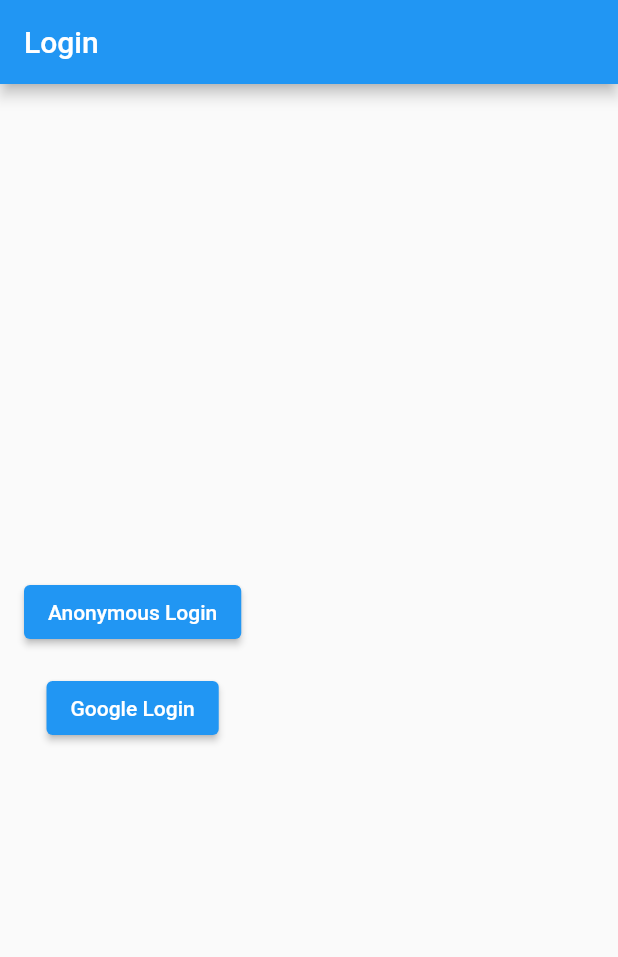
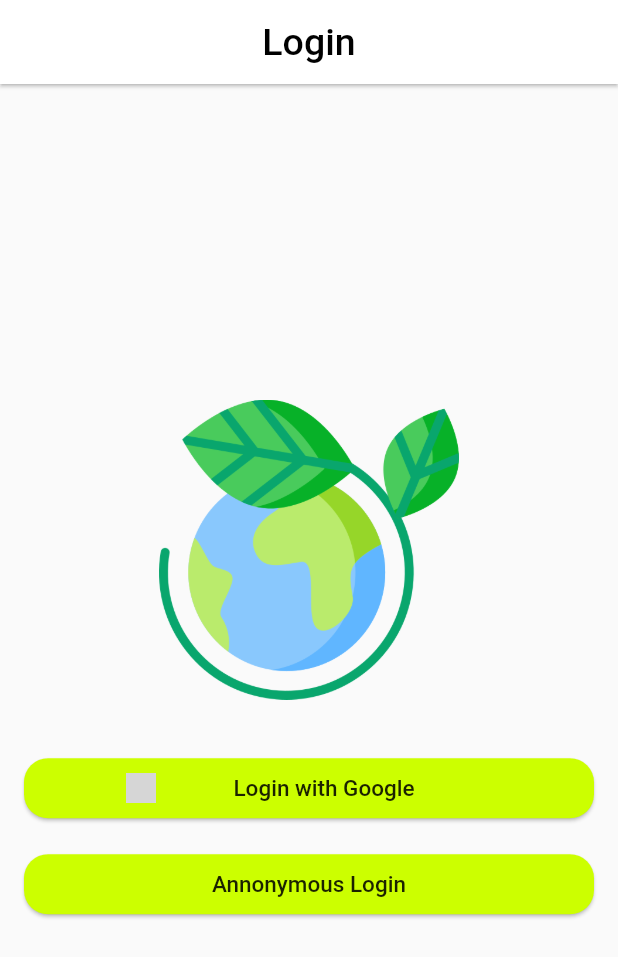
Before and after one commit to jymin99/ecotour, a Flutter app: the LoginPage screen opened directly, on a phone screen of 412 x 824 dp. Shown: the top 957 px of the screen. Run offline on Flutter 3.47's test engine with Material 2 defaults, Android fonts, the light colour scheme and no system bars; our stand-ins replace cloud_firestore, drift, firebase_auth, firebase_core, firebase_storage, geolocator and 6 more; missing offline and left inert: kakao_flutter_sdk_user; accounts and stored records are empty; generated files the repository leaves out were written again; network calls fail; Roboto replaces fonts that are missing (Lotte); grey boxes are pictures that could not be loaded.

Commit message:
오류 수정

```diff
--- a/lib/login.dart
+++ b/lib/login.dart
@@ -4,7 +4,22 @@
 import 'package:google_sign_in/google_sign_in.dart';
 import 'package:get/get.dart';
 import 'package:capstone/mainPage.dart';
+import 'package:capstone/style.dart';
 // import 'path_to_auth_service/auth_service.dart'; // Adjust the path accordingly
+void main() {
+  runApp(MyApp());
+}
+
+class MyApp extends StatelessWidget {
+  final AuthService authController = Get.put(AuthService());
+
+  @override
+  Widget build(BuildContext context) {
+    return GetMaterialApp(
+      home: LoginPage(),
+    );
+  }
+}
 
 
 class AuthService extends GetxController {
@@ -77,28 +92,102 @@
   @override
   Widget build(BuildContext context) {
     return Scaffold(
-      appBar: AppBar(title: Text('Login')),
+      appBar: AppBar(
+          title: const Text(
+          'Login',
+          textAlign: TextAlign.center,
+          style: TextStyle(
+            fontFamily: "Lotte",
+            fontSize: 25,
+            color: Colors.black,
+          ),
+        ),
+        centerTitle: true,
+        elevation: 1,
+        backgroundColor: Colors.white,
+      ),
       body: Padding(
         padding: const EdgeInsets.all(16.0),
         child: Column(
           mainAxisAlignment: MainAxisAlignment.center,
           children: [
+            Center(
+              child :Column(
+                children:[
+                  Image.asset(
+                    'assets/planet_icon.png',
+                    width: 200,
+                    height: 200,
+                  ),
+                  SizedBox(height: 35),
+                  ElevatedButton(
+                    onPressed: () async {
+                      await authController.signInWithGoogle();
+                      // 구글 로그인 성공 후 MainPage로 이동
+                      Get.to(() => MainPage());
+                    },
+                    child: Row(
+                      //spaceEvenly: 요소들을 균등하게 배치하는 속성
+                      mainAxisAlignment: MainAxisAlignment.spaceEvenly,
+                      children: [
+                        Image.asset('assets/google_icon.png', width: 20, height:20),
+                        Text('Login with Google',
+                          style: TextStyle(color: Colors.black87, fontSize: 15.0),
+                        ),
+                        Opacity(
+                          opacity: 0.0,
+                        ),
+                      ],
+                    ),
+                    style: ElevatedButton.styleFrom(
+                      backgroundColor: Color(0xffCCFF00),
+                      //shadowColor: Colors.black, 그림자 추가하는 속성
+                      minimumSize: Size.fromHeight(40),// 높이만 50으로 설정
+                      elevation: 1.0,
+                      shape: RoundedRectangleBorder(
+                        // shape : 버튼의 모양을 디자인 하는 기능
+                          borderRadius: BorderRadius.circular(16.0)),
+                    ),
+                    //   style: ButtonStyle(
+                    //       backgroundColor: MaterialStateProperty.all(AppColor.deepGreen)),
+                    //   child: Text('Google Login'),
+                  ),
+                  SizedBox(height: 16),
+
                   ElevatedButton(
                     onPressed: () async {
                       await authController.signInAnonymously();
                       // 익명 로그인 성공 후 MainPage로 이동
                       Get.to(() => MainPage());
                     },
-              child: Text('Anonymous Login'),
+                    child: Row(
+                      //spaceEvenly: 요소들을 균등하게 배치하는 속성
+                      mainAxisAlignment: MainAxisAlignment.center,
+                      children: [
+                        Text('Annonymous Login',
+                          style: TextStyle(color: Colors.black87, fontSize: 15.0),
                         ),
-            SizedBox(height: 16),
-            ElevatedButton(
-              onPressed: () async {
-                await authController.signInWithGoogle();
-                // 구글 로그인 성공 후 MainPage로 이동
-                Get.to(() => MainPage());
-              },
-              child: Text('Google Login'),
+                        Opacity(
+                          opacity: 0.0,
+                        ),
+                      ],
+                    ),
+                    style: ElevatedButton.styleFrom(
+                      backgroundColor: Color(0xffCCFF00),
+                      //shadowColor: Colors.black, 그림자 추가하는 속성
+                      minimumSize: Size.fromHeight(40), // 높이만 50으로 설정
+                      elevation: 1.0,
+                      shape: RoundedRectangleBorder(
+                        // shape : 버튼의 모양을 디자인 하는 기능
+                          borderRadius: BorderRadius.circular(16.0)),
+                    ),
+                    // style: ButtonStyle(
+                    //     backgroundColor: MaterialStateProperty.all(AppColor.deepGreen)),
+                    // child: Text('Anonymous Login'),
+                  ),
+
+                ],
+              ),
             ),
           ],
         ),
@@ -106,18 +195,3 @@
     );
   }
 }
-
-void main() {
-  runApp(MyApp());
-}
-
-class MyApp extends StatelessWidget {
-  final AuthService authController = Get.put(AuthService());
-
-  @override
-  Widget build(BuildContext context) {
-    return GetMaterialApp(
-      home: LoginPage(),
-    );
-  }
-}
--- a/lib/main.dart
+++ b/lib/main.dart
@@ -44,11 +44,12 @@
   @override
   Widget build(BuildContext context){
 //GetMaterialApp
-    return MaterialApp(
+    return GetMaterialApp(
       debugShowCheckedModeBanner: false,
       title:'그린패스',
-      home:MainPage(),
-      // LoginPage(),
+      home:
+      // MainPage(),
+       LoginPage(),
     );
   }
 }
```
Lines whose indentation alone changed are shown as unchanged.
